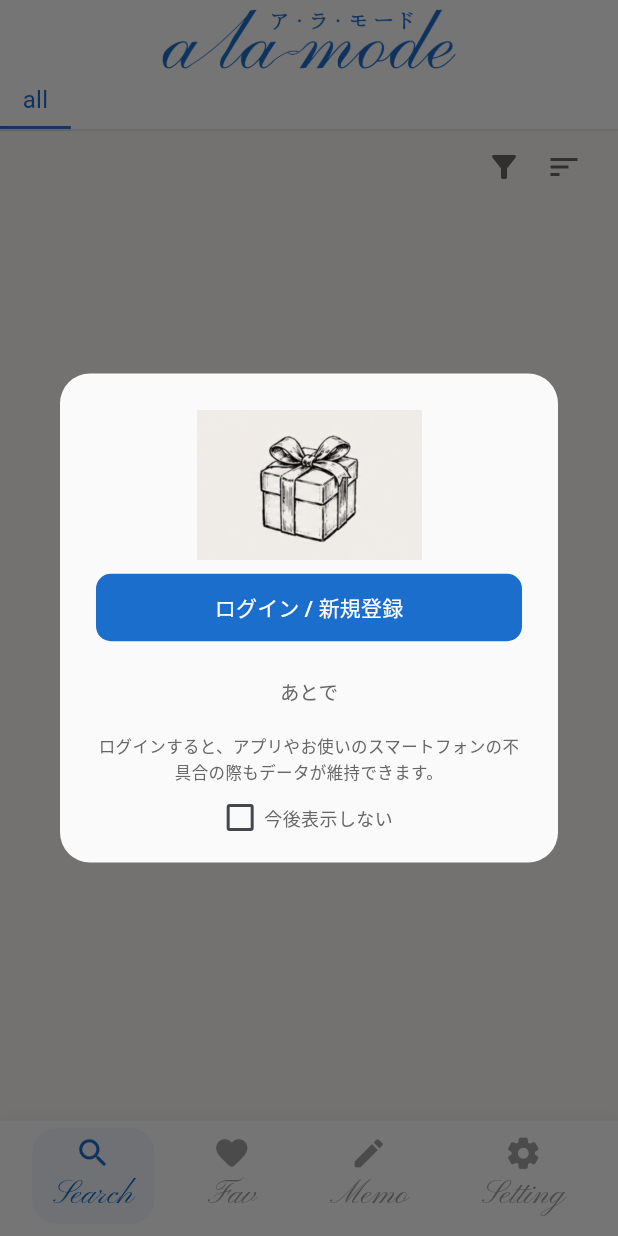
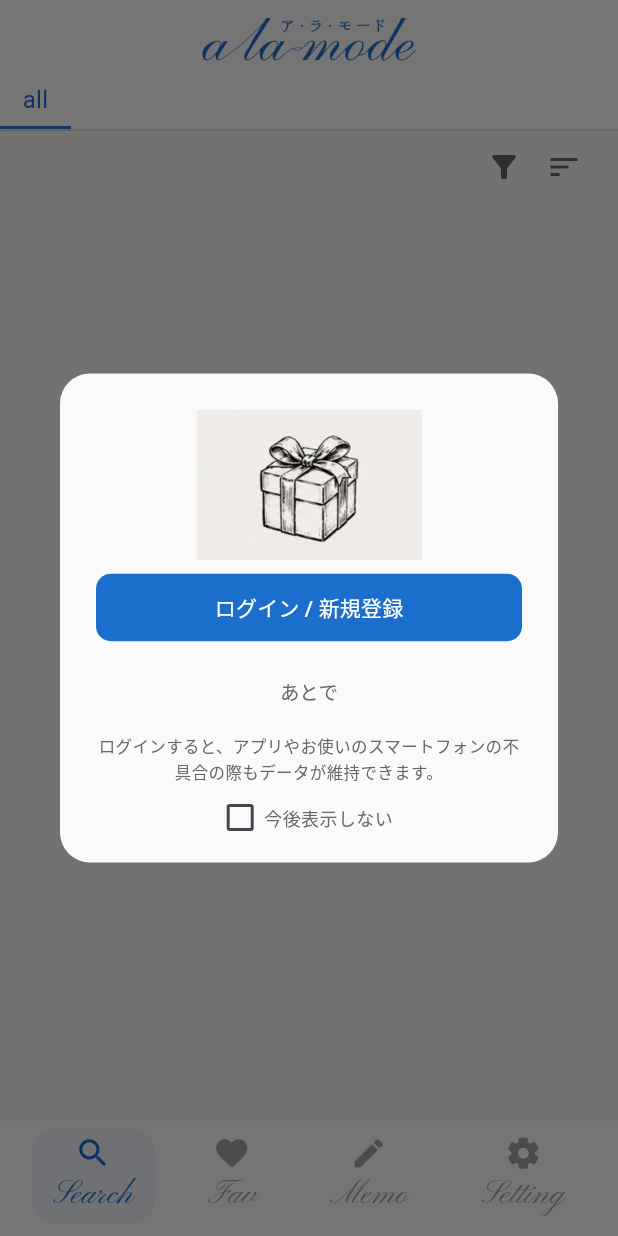
Before and after one commit to erablea/alamode_app, a Flutter app: the screen it shows after launch, on a phone screen of 412 x 824 dp. Run offline on Flutter 3.47's test engine with Material 3 defaults, Android fonts, the phone set to English and light mode, and no system bars; our stand-ins replace cached_network_image, image_picker, shared_preferences, supabase_flutter, syncfusion_flutter_datepicker; accounts and stored records are empty; Roboto replaces fonts that are missing (ZenMaruGothic); project files that could hold a hidden picture were left out.

Commit message:
ヘッダーロゴのサイズを縮小し、上下に少しmarginを追加
高さ44は大きすぎたため32に縮小。あわせて上下6pxのPaddingを追加し、
ロゴがヘッダーいっぱいに詰まって見えないようにした。

```diff
--- a/lib/widgets/header.dart
+++ b/lib/widgets/header.dart
@@ -19,9 +19,12 @@ class Header extends StatelessWidget implements PreferredSizeWidget {
         valueListenable: themeNotifier,
         builder: (context, themeIndex, _) {
           final key = appThemes[themeIndex]['key'] as String;
-          return Image.asset(
-            'assets/images/logo/$key.png',
-            height: 44,
+          return Padding(
+            padding: const EdgeInsets.symmetric(vertical: 6),
+            child: Image.asset(
+              'assets/images/logo/$key.png',
+              height: 32,
+            ),
           );
         },
       ),
```
